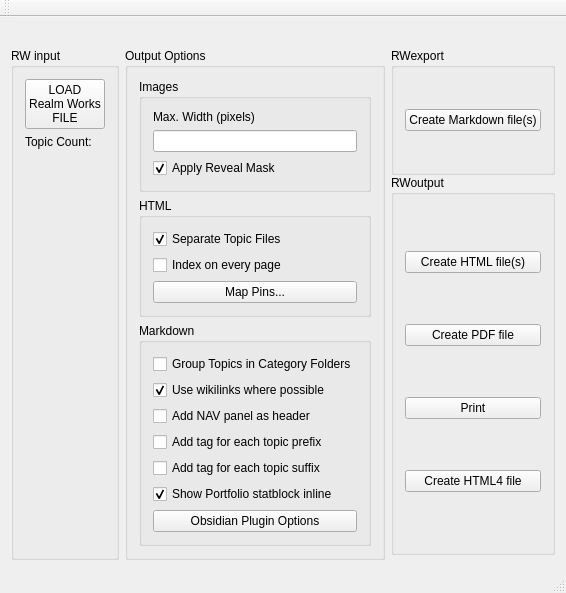
farling42/RWoutput, file mainwindow.ui: the form before one commit.
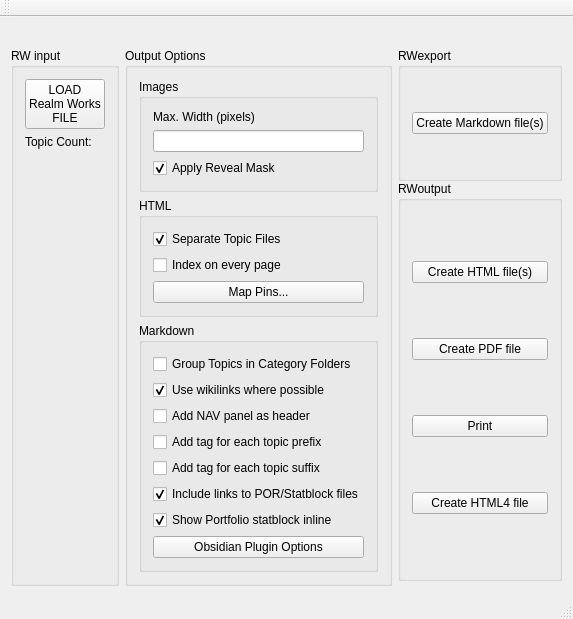
The form after the commit. Icons and pictures are not drawn.

Patch:
```diff
--- a/mainwindow.ui
+++ b/mainwindow.ui
@@ -9,8 +9,8 @@
    <rect>
     <x>0</x>
     <y>0</y>
-    <width>509</width>
-    <height>534</height>
+    <width>515</width>
+    <height>557</height>
    </rect>
   </property>
   <property name="windowTitle">
@@ -209,6 +209,19 @@
               </property>
              </widget>
             </item>
+            <item>
+             <widget class="QCheckBox" name="linkPorFile">
+              <property name="toolTip">
+               <string>If not selected, then the POR file and external HTML/RTF files for statblocks will NOT be included in the generated output.</string>
+              </property>
+              <property name="text">
+               <string>Include links to POR/Statblock files</string>
+              </property>
+              <property name="checked">
+               <bool>true</bool>
+              </property>
+             </widget>
+            </item>
             <item>
              <widget class="QCheckBox" name="decodeStatblocks">
               <property name="toolTip">
```
Left out of the diff: 2 changed lines with no effect on the pictures.
